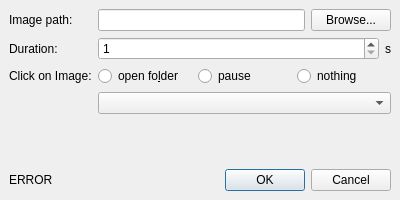
Above: ui/settingsdialog.ui from minils/EasySlideshow before the change. Below: the same form after it.
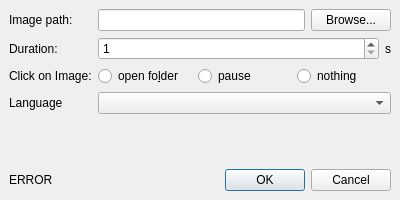
That is the form after the change. Icons and pictures are not drawn.

Commit message: Add language support

What changed in the file:
```diff
--- a/ui/settingsdialog.ui
+++ b/ui/settingsdialog.ui
@@ -196,6 +196,9 @@
             <property name="locale">
              <locale language="English" country="UnitedStates"/>
             </property>
+            <property name="text">
+             <string>Language</string>
+            </property>
            </widget>
           </item>
           <item row="3" column="1">
```
Left out of the diff: 2 changed lines with no effect on the pictures. The commit also changes 3 other files.
